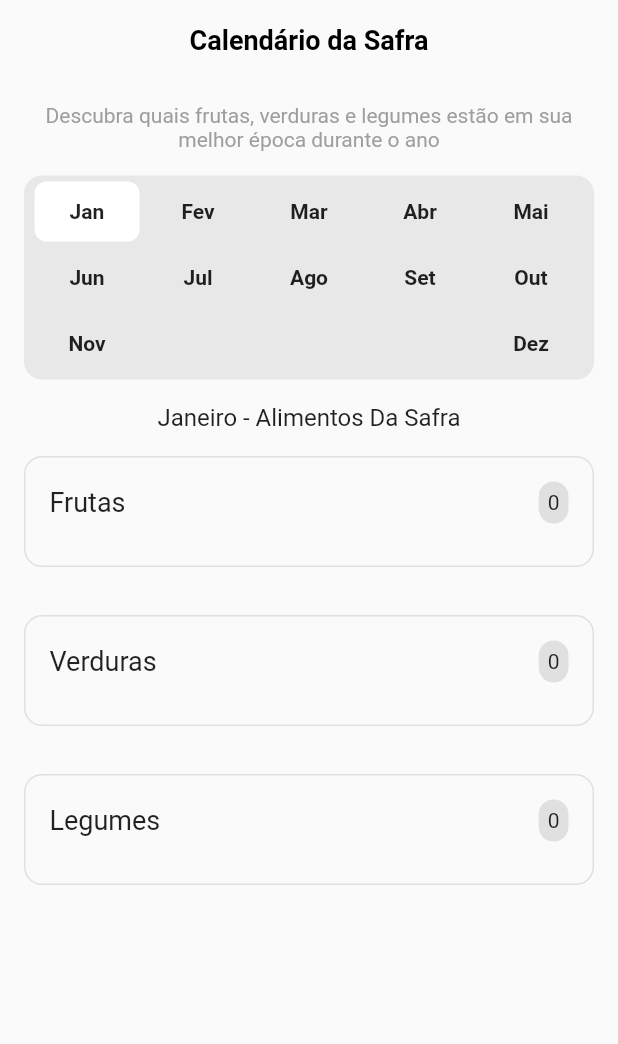
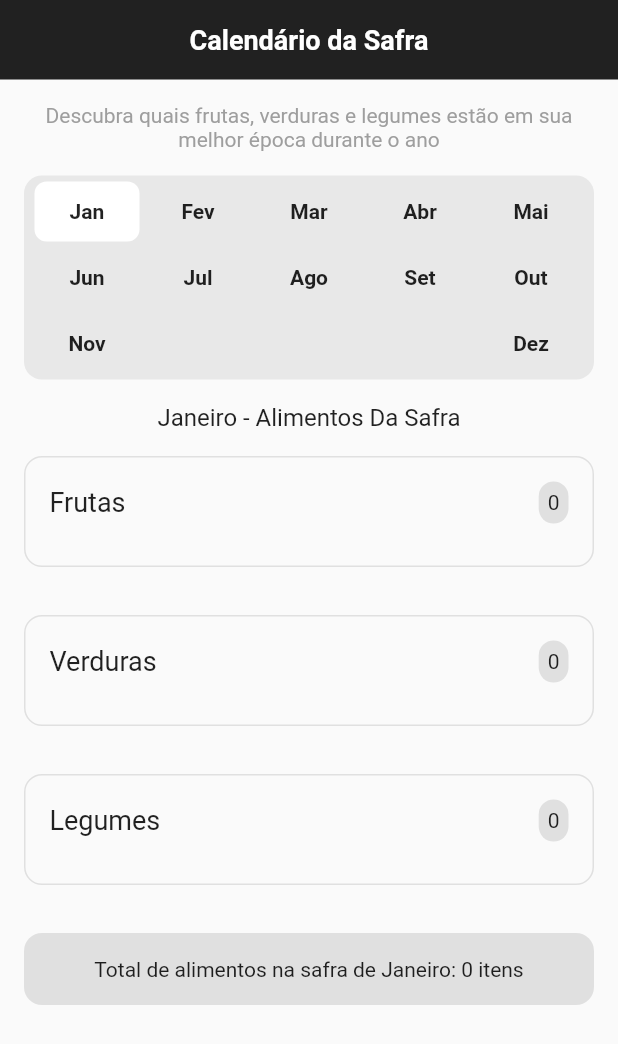
Before and after one commit to giuortiz/safra-facil, a Flutter app: the screen it shows after launch, on a phone screen of 412 x 824 dp. Shown: the top 1044 px of the screen. Run offline on Flutter 3.47's test engine with Material 3 defaults, Android fonts, the phone set to English and light mode, and no system bars; our stand-ins replace cloud_firestore, firebase_core, firebase_storage, flutter_bloc, modal_bottom_sheet; accounts and stored records are empty.

Commit message:
Update home.dart

```diff
--- a/lib/containers/safra/componentes/home.dart
+++ b/lib/containers/safra/componentes/home.dart
@@ -85,7 +85,9 @@ class _HomeState extends State<Home> {
     return new Column(
       mainAxisAlignment: MainAxisAlignment.spaceBetween,
       children: [
-        Row(
+        Container(
+          color: Colors.black87,
+          child: Row(
             mainAxisAlignment: MainAxisAlignment.center,
             children: [
               Padding(
@@ -93,12 +95,13 @@ class _HomeState extends State<Home> {
                 child: new Text(
                   "Calendário da Safra",
                   style: TextStyle(
-                    color: Colors.black,
+                      color: Colors.white,
                       fontSize: 18,
                       fontWeight: FontWeight.bold),
                 ),
               ),
             ],
+          ),
         ),
         Row(
           mainAxisAlignment: MainAxisAlignment.center,
@@ -152,7 +155,7 @@ class _HomeState extends State<Home> {
               runSpacing: 4,
               children: List.generate(12, (index) {
                 return SizedBox(
-                  width: (Responsive.isMobile(context))?70:100,
+                  width: (Responsive.isMobile(context)) ? 70 : 100,
                   child: _buildMonthCard(index),
                 );
               }),
@@ -186,7 +189,19 @@ class _HomeState extends State<Home> {
           _buildCategoryCard(
               'Legumes', _bloc.legumesAtuais, _bloc.legumesAtuais.length),
         ]),
-        Container()
+        Container(
+          margin: EdgeInsets.symmetric(
+              horizontal: (Responsive.isMobile(context)) ? 16 : 64, vertical: 16),
+          decoration: BoxDecoration(
+            color: Colors.grey[300],
+            borderRadius: BorderRadius.circular(12),
+          ),
+          padding: EdgeInsets.symmetric(vertical: 16),
+          width: double.infinity,
+          alignment: Alignment.center,
+          child: Text(
+              'Total de alimentos na safra de $mes: ${_bloc.legumesAtuais.length + _bloc.verdurasAtuais.length + _bloc.frutasAtuais.length} itens'),
+        )
       ],
     );
   }
```
Lines whose indentation alone changed are shown as unchanged.
